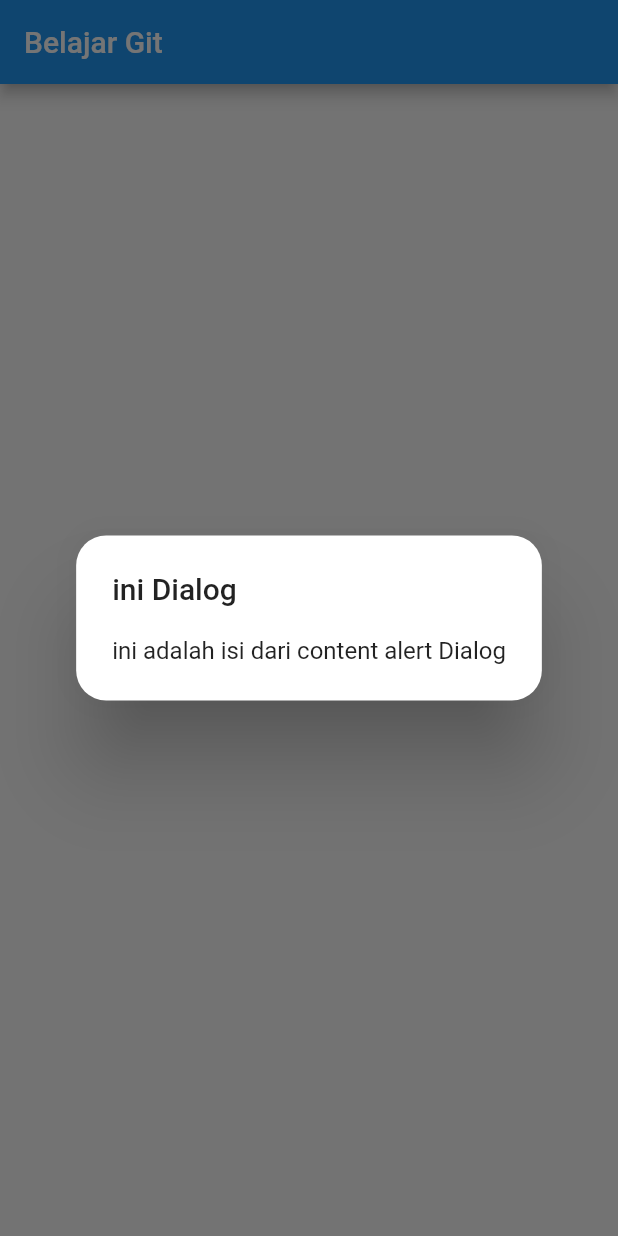
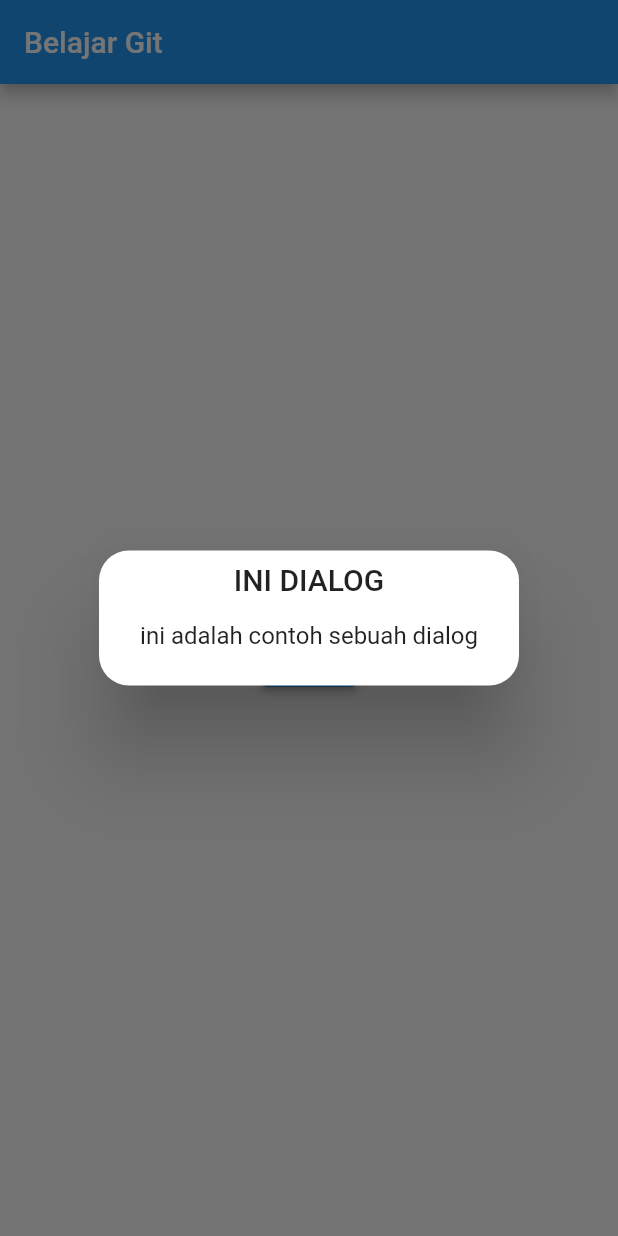
Before and after one commit to khozinnzx/belajar_git, a Flutter app: the screen it shows after launch, after a tap on "Click", on a phone screen of 412 x 824 dp. Run offline on Flutter 3.47's test engine with Material 2 defaults, Android fonts, the phone set to English and light mode, and no system bars; our stand-ins replace get; missing offline and left inert: dart:js.

Commit message:
mengubah default dialog menjadi GetX dialog

```diff
--- a/lib/main.dart
+++ b/lib/main.dart
@@ -32,15 +32,9 @@ class HomePage extends StatelessWidget {
       body: Center(
         child: ElevatedButton(
             onPressed: () {
-              showDialog(
-                context: context,
-                builder: (context) => AlertDialog(
-                  shape: RoundedRectangleBorder(
-                    borderRadius: BorderRadius.circular(20),
-                  ),
-                  title: Text('ini Dialog'),
-                  content: Text('ini adalah isi dari content alert Dialog'),
-                ),
+              Get.defaultDialog(
+                title: 'INI DIALOG',
+                middleText: 'ini adalah contoh sebuah dialog',
               );
             },
             child: Text('Click')),
```
